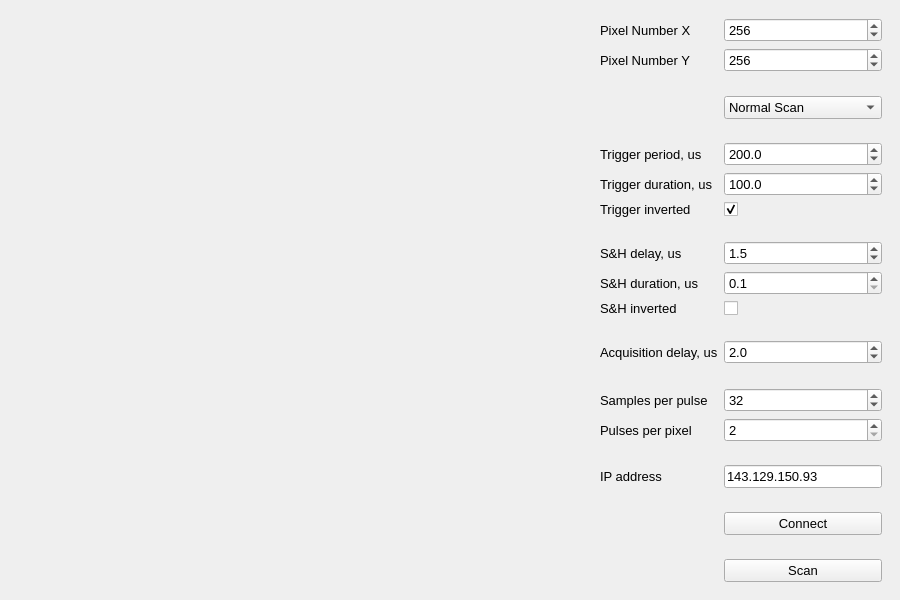
Qt form projects/scanner/client/scanner.ui (daenjannis/red-pitaya-notes) before a commit.
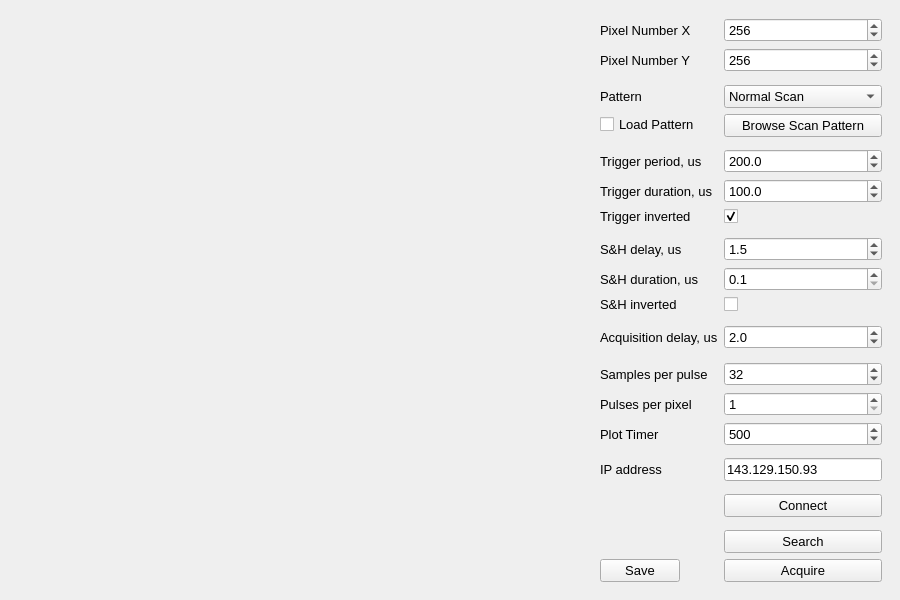
The same form after that commit.

Commit message: Scan 1kby1k, do continues scan and save the result

```diff
--- a/projects/scanner/client/scanner.ui
+++ b/projects/scanner/client/scanner.ui
@@ -114,6 +114,13 @@
          </property>
         </spacer>
        </item>
+       <item row="3" column="0">
+        <widget class="QLabel" name="label_3">
+         <property name="text">
+          <string>Pattern</string>
+         </property>
+        </widget>
+       </item>
        <item row="3" column="1">
         <widget class="QComboBox" name="comboBoxScan">
          <item>
@@ -138,7 +145,14 @@
          </item>
         </widget>
        </item>
-       <item row="4" column="1">
+       <item row="4" column="0">
+        <widget class="QCheckBox" name="checkBoxLoad">
+         <property name="text">
+          <string>Load Pattern</string>
+         </property>
+        </widget>
+       </item>
+       <item row="5" column="1">
         <spacer name="verticalSpacer_2">
          <property name="orientation">
           <enum>Qt::Vertical</enum>
@@ -151,14 +165,14 @@
          </property>
         </spacer>
        </item>
-       <item row="5" column="0">
+       <item row="7" column="0">
         <widget class="QLabel" name="periodLabel">
          <property name="text">
           <string>Trigger period, us</string>
          </property>
         </widget>
        </item>
-       <item row="5" column="1">
+       <item row="7" column="1">
         <widget class="QDoubleSpinBox" name="periodValue">
          <property name="decimals">
           <number>1</number>
@@ -177,14 +191,14 @@
          </property>
         </widget>
        </item>
-       <item row="6" column="0">
+       <item row="8" column="0">
         <widget class="QLabel" name="trgtimeLabel">
          <property name="text">
           <string>Trigger duration, us</string>
          </property>
         </widget>
        </item>
-       <item row="6" column="1">
+       <item row="8" column="1">
         <widget class="QDoubleSpinBox" name="trgtimeValue">
          <property name="decimals">
           <number>1</number>
@@ -203,14 +217,14 @@
          </property>
         </widget>
        </item>
-       <item row="7" column="0">
+       <item row="9" column="0">
         <widget class="QLabel" name="trginvLabel">
          <property name="text">
           <string>Trigger inverted</string>
          </property>
         </widget>
        </item>
-       <item row="7" column="1">
+       <item row="9" column="1">
         <widget class="QCheckBox" name="trginvCheck">
          <property name="text">
           <string/>
@@ -220,7 +234,7 @@
          </property>
         </widget>
        </item>
-       <item row="8" column="1">
+       <item row="10" column="1">
         <spacer name="spacer_1">
          <property name="orientation">
           <enum>Qt::Vertical</enum>
@@ -233,14 +247,14 @@
          </property>
         </spacer>
        </item>
-       <item row="9" column="0">
+       <item row="11" column="0">
         <widget class="QLabel" name="shdelayLabel">
          <property name="text">
           <string>S&amp;H delay, us</string>
          </property>
         </widget>
        </item>
-       <item row="9" column="1">
+       <item row="11" column="1">
         <widget class="QDoubleSpinBox" name="shdelayValue">
          <property name="decimals">
           <number>1</number>
@@ -259,14 +273,14 @@
          </property>
         </widget>
        </item>
-       <item row="10" column="0">
+       <item row="12" column="0">
         <widget class="QLabel" name="shtimeLabel">
          <property name="text">
           <string>S&amp;H duration, us</string>
          </property>
         </widget>
        </item>
-       <item row="10" column="1">
+       <item row="12" column="1">
         <widget class="QDoubleSpinBox" name="shtimeValue">
          <property name="decimals">
           <number>1</number>
@@ -285,21 +299,21 @@
          </property>
         </widget>
        </item>
-       <item row="11" column="0">
+       <item row="13" column="0">
         <widget class="QLabel" name="shinvLabel">
          <property name="text">
           <string>S&amp;H inverted</string>
          </property>
         </widget>
        </item>
-       <item row="11" column="1">
+       <item row="13" column="1">
         <widget class="QCheckBox" name="shinvCheck">
          <property name="text">
           <string/>
          </property>
         </widget>
        </item>
-       <item row="12" column="1">
+       <item row="14" column="1">
         <spacer name="spacer_2">
          <property name="orientation">
           <enum>Qt::Vertical</enum>
@@ -312,14 +326,14 @@
          </property>
         </spacer>
        </item>
-       <item row="13" column="0">
+       <item row="15" column="0">
         <widget class="QLabel" name="acqdelayLabel">
          <property name="text">
           <string>Acquisition delay, us</string>
          </property>
         </widget>
        </item>
-       <item row="13" column="1">
+       <item row="15" column="1">
         <widget class="QDoubleSpinBox" name="acqdelayValue">
          <property name="decimals">
           <number>1</number>
@@ -338,7 +352,7 @@
          </property>
         </widget>
        </item>
-       <item row="14" column="1">
+       <item row="16" column="1">
         <spacer name="spacer_3">
          <property name="orientation">
           <enum>Qt::Vertical</enum>
@@ -351,14 +365,14 @@
          </property>
         </spacer>
        </item>
-       <item row="15" column="0">
+       <item row="17" column="0">
         <widget class="QLabel" name="samplesLabel">
          <property name="text">
           <string>Samples per pulse</string>
          </property>
         </widget>
        </item>
-       <item row="15" column="1">
+       <item row="17" column="1">
         <widget class="QSpinBox" name="samplesValue">
          <property name="minimum">
           <number>2</number>
@@ -374,24 +388,27 @@
          </property>
         </widget>
        </item>
-       <item row="16" column="0">
+       <item row="18" column="0">
         <widget class="QLabel" name="pulsesLabel">
          <property name="text">
           <string>Pulses per pixel</string>
          </property>
         </widget>
        </item>
-       <item row="16" column="1">
+       <item row="18" column="1">
         <widget class="QSpinBox" name="pulsesValue">
          <property name="minimum">
-          <number>2</number>
+          <number>1</number>
          </property>
          <property name="maximum">
           <number>256</number>
          </property>
+         <property name="value">
+          <number>1</number>
+         </property>
         </widget>
        </item>
-       <item row="17" column="1">
+       <item row="21" column="1">
         <spacer name="spacer_4">
          <property name="orientation">
           <enum>Qt::Vertical</enum>
@@ -404,21 +421,21 @@
          </property>
         </spacer>
        </item>
-       <item row="18" column="0">
+       <item row="22" column="0">
         <widget class="QLabel" name="addrLabel">
          <property name="text">
           <string>IP address</string>
          </property>
         </widget>
        </item>
-       <item row="18" column="1">
+       <item row="22" column="1">
         <widget class="QLineEdit" name="addrValue">
          <property name="text">
           <string>143.129.150.93</string>
          </property>
         </widget>
        </item>
-       <item row="19" column="1">
+       <item row="23" column="1">
         <spacer name="spacer_5">
          <property name="orientation">
           <enum>Qt::Vertical</enum>
@@ -431,14 +448,14 @@
          </property>
         </spacer>
        </item>
-       <item row="20" column="1">
+       <item row="24" column="1">
         <widget class="QPushButton" name="connectButton">
          <property name="text">
           <string>Connect</string>
          </property>
         </widget>
        </item>
-       <item row="21" column="1">
+       <item row="25" column="1">
         <spacer name="verticalSpacer">
          <property name="orientation">
           <enum>Qt::Vertical</enum>
@@ -451,10 +468,57 @@
          </property>
         </spacer>
        </item>
-       <item row="22" column="1">
-        <widget class="QPushButton" name="scanButton">
+       <item row="4" column="1">
+        <widget class="QPushButton" name="loadpatternButton">
          <property name="text">
-          <string>Scan</string>
+          <string>Browse Scan Pattern</string>
+         </property>
+        </widget>
+       </item>
+       <item row="19" column="1">
+        <widget class="QSpinBox" name="plottimerValue">
+         <property name="minimum">
+          <number>100</number>
+         </property>
+         <property name="maximum">
+          <number>10000</number>
+         </property>
+         <property name="singleStep">
+          <number>100</number>
+         </property>
+         <property name="value">
+          <number>500</number>
+         </property>
+         <property name="displayIntegerBase">
+          <number>10</number>
+         </property>
+        </widget>
+       </item>
+       <item row="19" column="0">
+        <widget class="QLabel" name="label_4">
+         <property name="text">
+          <string>Plot Timer</string>
+         </property>
+        </widget>
+       </item>
+       <item row="27" column="1">
+        <widget class="QPushButton" name="acquireButton">
+         <property name="text">
+          <string>Acquire</string>
+         </property>
+        </widget>
+       </item>
+       <item row="27" column="0">
+        <widget class="QPushButton" name="saveButton">
+         <property name="text">
+          <string>Save</string>
+         </property>
+        </widget>
+       </item>
+       <item row="26" column="1">
+        <widget class="QPushButton" name="searchButton">
+         <property name="text">
+          <string>Search</string>
          </property>
         </widget>
        </item>
```
The commit also changes 3 other files.
